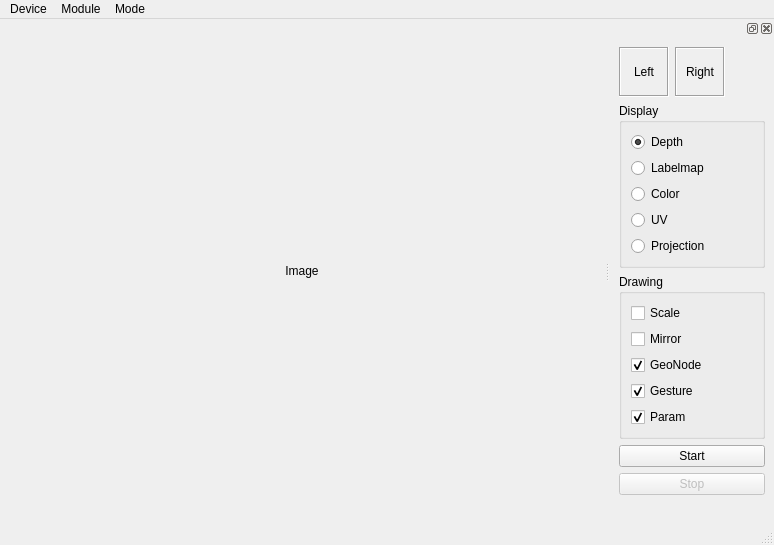
Before: the Qt Designer form src/main_window.ui in hiveground-ros-package/intel_perceptual_server, drawn with Qt 5.
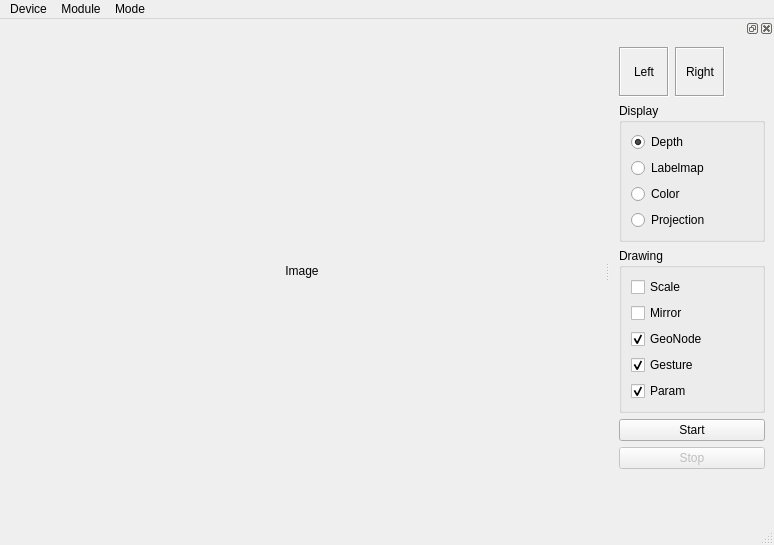
After: the same form once the commit is applied. Icons and pictures are not drawn.

Commit message: finish projection rendering

The edit to the form file:
```diff
--- a/src/main_window.ui
+++ b/src/main_window.ui
@@ -166,13 +166,6 @@
           </property>
          </widget>
         </item>
-        <item>
-         <widget class="QRadioButton" name="radioButtonDisplayUV">
-          <property name="text">
-           <string>UV</string>
-          </property>
-         </widget>
-        </item>
         <item>
          <widget class="QRadioButton" name="radioButtonDisplayProjection">
           <property name="text">
```
The commit also changes 2 other files.
